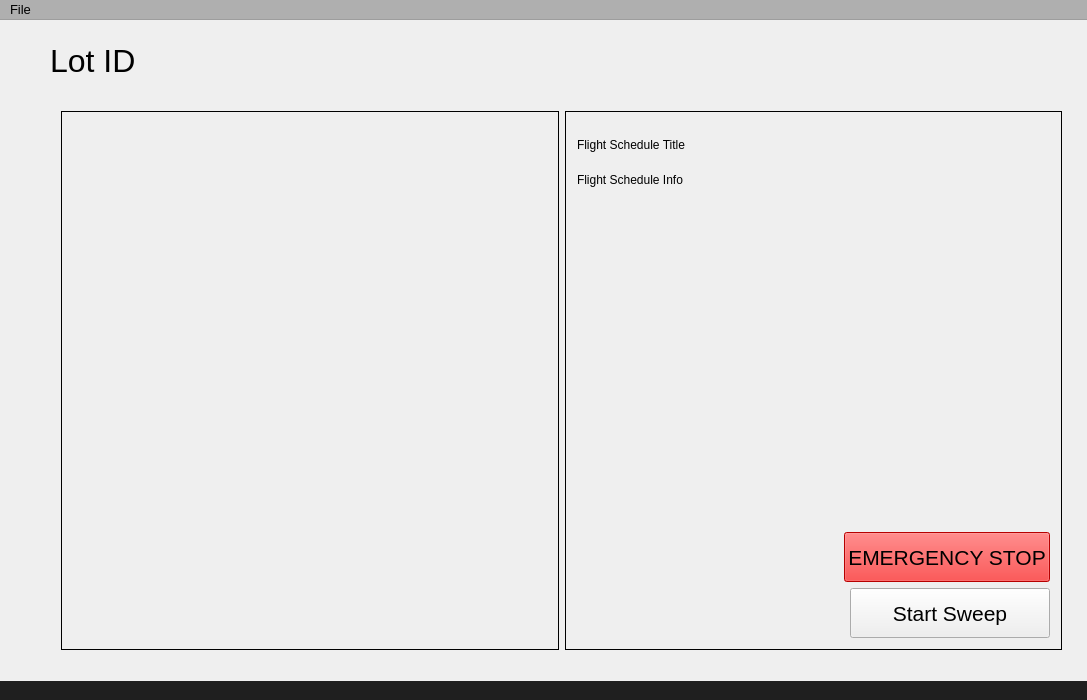
Old version of the form DronePark1/DronePark1/dronepark1.ui in the repository Nomen-Naught/DronePark1.
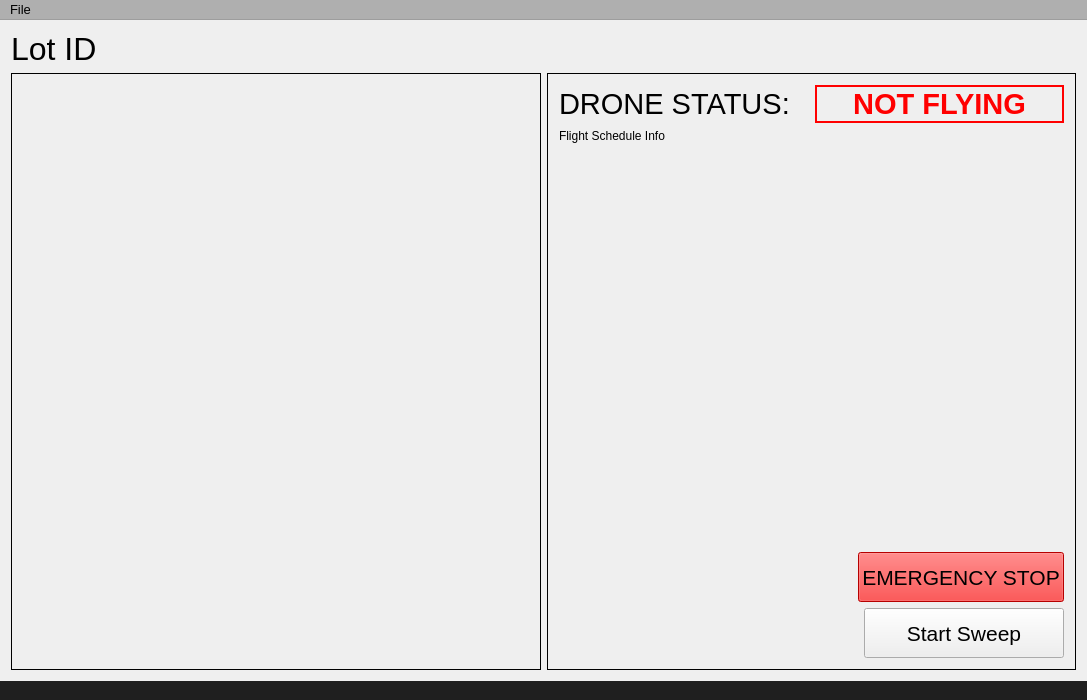
New version of the form. Icons and pictures are not drawn. Custom widgets are drawn as their Qt base class.

Patch:
```diff
--- a/DronePark1/DronePark1/dronepark1.ui
+++ b/DronePark1/DronePark1/dronepark1.ui
@@ -14,16 +14,34 @@
    <string>DronePark</string>
   </property>
   <widget class="QWidget" name="centralWidget">
-   <widget class="QWidget" name="layoutWidget">
-    <property name="geometry">
-     <rect>
-      <x>50</x>
-      <y>80</y>
-      <width>1023</width>
-      <height>561</height>
-     </rect>
-    </property>
+   <property name="enabled">
+    <bool>true</bool>
+   </property>
+   <layout class="QVBoxLayout" name="verticalLayout_3">
+    <item>
+     <widget class="QLabel" name="lotInfo">
+      <property name="font">
+       <font>
+        <family>MS Shell Dlg 2</family>
+        <pointsize>24</pointsize>
+       </font>
+      </property>
+      <property name="text">
+       <string>Lot ID</string>
+      </property>
+      <property name="scaledContents">
+       <bool>false</bool>
+      </property>
+      <property name="wordWrap">
+       <bool>false</bool>
+      </property>
+     </widget>
+    </item>
+    <item>
     <layout class="QHBoxLayout" name="operationsLayout" stretch="0,0">
+      <property name="sizeConstraint">
+       <enum>QLayout::SetNoConstraint</enum>
+      </property>
      <item>
       <widget class="QFrame" name="lotFrame">
        <property name="frameShape">
@@ -50,13 +68,472 @@
        </property>
        <layout class="QVBoxLayout" name="verticalLayout_2">
         <item>
-         <layout class="QVBoxLayout" name="statusLayout" stretch="1,8,0">
+          <layout class="QVBoxLayout" name="statusLayout" stretch="0,8,0">
           <item>
-           <widget class="QLabel" name="flightScheduleTitle">
+            <layout class="QHBoxLayout" name="horizontalLayout">
+             <item>
+              <widget class="QLabel" name="flightStatusIdent">
+               <property name="font">
+                <font>
+                 <pointsize>22</pointsize>
+                </font>
+               </property>
             <property name="text">
-             <string>Flight Schedule Title</string>
-            </property>
-           </widget>
+                <string>DRONE STATUS:</string>
+               </property>
+              </widget>
+             </item>
+             <item>
+              <widget class="StatusLabel" name="flightStatus">
+               <property name="palette">
+                <palette>
+                 <active>
+                  <colorrole role="WindowText">
+                   <brush brushstyle="SolidPattern">
+                    <color alpha="255">
+                     <red>255</red>
+                     <green>0</green>
+                     <blue>0</blue>
+                    </color>
+                   </brush>
+                  </colorrole>
+                  <colorrole role="Button">
+                   <brush brushstyle="SolidPattern">
+                    <color alpha="255">
+                     <red>255</red>
+                     <green>0</green>
+                     <blue>0</blue>
+                    </color>
+                   </brush>
+                  </colorrole>
+                  <colorrole role="Light">
+                   <brush brushstyle="SolidPattern">
+                    <color alpha="255">
+                     <red>255</red>
+                     <green>127</green>
+                     <blue>127</blue>
+                    </color>
+                   </brush>
+                  </colorrole>
+                  <colorrole role="Midlight">
+                   <brush brushstyle="SolidPattern">
+                    <color alpha="255">
+                     <red>255</red>
+                     <green>63</green>
+                     <blue>63</blue>
+                    </color>
+                   </brush>
+                  </colorrole>
+                  <colorrole role="Dark">
+                   <brush brushstyle="SolidPattern">
+                    <color alpha="255">
+                     <red>127</red>
+                     <green>0</green>
+                     <blue>0</blue>
+                    </color>
+                   </brush>
+                  </colorrole>
+                  <colorrole role="Mid">
+                   <brush brushstyle="SolidPattern">
+                    <color alpha="255">
+                     <red>170</red>
+                     <green>0</green>
+                     <blue>0</blue>
+                    </color>
+                   </brush>
+                  </colorrole>
+                  <colorrole role="Text">
+                   <brush brushstyle="SolidPattern">
+                    <color alpha="255">
+                     <red>255</red>
+                     <green>0</green>
+                     <blue>0</blue>
+                    </color>
+                   </brush>
+                  </colorrole>
+                  <colorrole role="BrightText">
+                   <brush brushstyle="SolidPattern">
+                    <color alpha="255">
+                     <red>255</red>
+                     <green>255</green>
+                     <blue>255</blue>
+                    </color>
+                   </brush>
+                  </colorrole>
+                  <colorrole role="ButtonText">
+                   <brush brushstyle="SolidPattern">
+                    <color alpha="255">
+                     <red>0</red>
+                     <green>0</green>
+                     <blue>0</blue>
+                    </color>
+                   </brush>
+                  </colorrole>
+                  <colorrole role="Base">
+                   <brush brushstyle="SolidPattern">
+                    <color alpha="255">
+                     <red>255</red>
+                     <green>255</green>
+                     <blue>255</blue>
+                    </color>
+                   </brush>
+                  </colorrole>
+                  <colorrole role="Window">
+                   <brush brushstyle="SolidPattern">
+                    <color alpha="255">
+                     <red>255</red>
+                     <green>0</green>
+                     <blue>0</blue>
+                    </color>
+                   </brush>
+                  </colorrole>
+                  <colorrole role="Shadow">
+                   <brush brushstyle="SolidPattern">
+                    <color alpha="255">
+                     <red>0</red>
+                     <green>0</green>
+                     <blue>0</blue>
+                    </color>
+                   </brush>
+                  </colorrole>
+                  <colorrole role="AlternateBase">
+                   <brush brushstyle="SolidPattern">
+                    <color alpha="255">
+                     <red>255</red>
+                     <green>127</green>
+                     <blue>127</blue>
+                    </color>
+                   </brush>
+                  </colorrole>
+                  <colorrole role="ToolTipBase">
+                   <brush brushstyle="SolidPattern">
+                    <color alpha="255">
+                     <red>255</red>
+                     <green>255</green>
+                     <blue>220</blue>
+                    </color>
+                   </brush>
+                  </colorrole>
+                  <colorrole role="ToolTipText">
+                   <brush brushstyle="SolidPattern">
+                    <color alpha="255">
+                     <red>0</red>
+                     <green>0</green>
+                     <blue>0</blue>
+                    </color>
+                   </brush>
+                  </colorrole>
+                 </active>
+                 <inactive>
+                  <colorrole role="WindowText">
+                   <brush brushstyle="SolidPattern">
+                    <color alpha="255">
+                     <red>255</red>
+                     <green>0</green>
+                     <blue>0</blue>
+                    </color>
+                   </brush>
+                  </colorrole>
+                  <colorrole role="Button">
+                   <brush brushstyle="SolidPattern">
+                    <color alpha="255">
+                     <red>255</red>
+                     <green>0</green>
+                     <blue>0</blue>
+                    </color>
+                   </brush>
+                  </colorrole>
+                  <colorrole role="Light">
+                   <brush brushstyle="SolidPattern">
+                    <color alpha="255">
+                     <red>255</red>
+                     <green>127</green>
+                     <blue>127</blue>
+                    </color>
+                   </brush>
+                  </colorrole>
+                  <colorrole role="Midlight">
+                   <brush brushstyle="SolidPattern">
+                    <color alpha="255">
+                     <red>255</red>
+                     <green>63</green>
+                     <blue>63</blue>
+                    </color>
+                   </brush>
+                  </colorrole>
+                  <colorrole role="Dark">
+                   <brush brushstyle="SolidPattern">
+                    <color alpha="255">
+                     <red>127</red>
+                     <green>0</green>
+                     <blue>0</blue>
+                    </color>
+                   </brush>
+                  </colorrole>
+                  <colorrole role="Mid">
+                   <brush brushstyle="SolidPattern">
+                    <color alpha="255">
+                     <red>170</red>
+                     <green>0</green>
+                     <blue>0</blue>
+                    </color>
+                   </brush>
+                  </colorrole>
+                  <colorrole role="Text">
+                   <brush brushstyle="SolidPattern">
+                    <color alpha="255">
+                     <red>255</red>
+                     <green>0</green>
+                     <blue>0</blue>
+                    </color>
+                   </brush>
+                  </colorrole>
+                  <colorrole role="BrightText">
+                   <brush brushstyle="SolidPattern">
+                    <color alpha="255">
+                     <red>255</red>
+                     <green>255</green>
+                     <blue>255</blue>
+                    </color>
+                   </brush>
+                  </colorrole>
+                  <colorrole role="ButtonText">
+                   <brush brushstyle="SolidPattern">
+                    <color alpha="255">
+                     <red>0</red>
+                     <green>0</green>
+                     <blue>0</blue>
+                    </color>
+                   </brush>
+                  </colorrole>
+                  <colorrole role="Base">
+                   <brush brushstyle="SolidPattern">
+                    <color alpha="255">
+                     <red>255</red>
+                     <green>255</green>
+                     <blue>255</blue>
+                    </color>
+                   </brush>
+                  </colorrole>
+                  <colorrole role="Window">
+                   <brush brushstyle="SolidPattern">
+                    <color alpha="255">
+                     <red>255</red>
+                     <green>0</green>
+                     <blue>0</blue>
+                    </color>
+                   </brush>
+                  </colorrole>
+                  <colorrole role="Shadow">
+                   <brush brushstyle="SolidPattern">
+                    <color alpha="255">
+                     <red>0</red>
+                     <green>0</green>
+                     <blue>0</blue>
+                    </color>
+                   </brush>
+                  </colorrole>
+                  <colorrole role="AlternateBase">
+                   <brush brushstyle="SolidPattern">
+                    <color alpha="255">
+                     <red>255</red>
+                     <green>127</green>
+                     <blue>127</blue>
+                    </color>
+                   </brush>
+                  </colorrole>
+                  <colorrole role="ToolTipBase">
+                   <brush brushstyle="SolidPattern">
+                    <color alpha="255">
+                     <red>255</red>
+                     <green>255</green>
+                     <blue>220</blue>
+                    </color>
+                   </brush>
+                  </colorrole>
+                  <colorrole role="ToolTipText">
+                   <brush brushstyle="SolidPattern">
+                    <color alpha="255">
+                     <red>0</red>
+                     <green>0</green>
+                     <blue>0</blue>
+                    </color>
+                   </brush>
+                  </colorrole>
+                 </inactive>
+                 <disabled>
+                  <colorrole role="WindowText">
+                   <brush brushstyle="SolidPattern">
+                    <color alpha="255">
+                     <red>127</red>
+                     <green>0</green>
+                     <blue>0</blue>
+                    </color>
+                   </brush>
+                  </colorrole>
+                  <colorrole role="Button">
+                   <brush brushstyle="SolidPattern">
+                    <color alpha="255">
+                     <red>255</red>
+                     <green>0</green>
+                     <blue>0</blue>
+                    </color>
+                   </brush>
+                  </colorrole>
+                  <colorrole role="Light">
+                   <brush brushstyle="SolidPattern">
+                    <color alpha="255">
+                     <red>255</red>
+                     <green>127</green>
+                     <blue>127</blue>
+                    </color>
+                   </brush>
+                  </colorrole>
+                  <colorrole role="Midlight">
+                   <brush brushstyle="SolidPattern">
+                    <color alpha="255">
+                     <red>255</red>
+                     <green>63</green>
+                     <blue>63</blue>
+                    </color>
+                   </brush>
+                  </colorrole>
+                  <colorrole role="Dark">
+                   <brush brushstyle="SolidPattern">
+                    <color alpha="255">
+                     <red>127</red>
+                     <green>0</green>
+                     <blue>0</blue>
+                    </color>
+                   </brush>
+                  </colorrole>
+                  <colorrole role="Mid">
+                   <brush brushstyle="SolidPattern">
+                    <color alpha="255">
+                     <red>170</red>
+                     <green>0</green>
+                     <blue>0</blue>
+                    </color>
+                   </brush>
+                  </colorrole>
+                  <colorrole role="Text">
+                   <brush brushstyle="SolidPattern">
+                    <color alpha="255">
+                     <red>127</red>
+                     <green>0</green>
+                     <blue>0</blue>
+                    </color>
+                   </brush>
+                  </colorrole>
+                  <colorrole role="BrightText">
+                   <brush brushstyle="SolidPattern">
+                    <color alpha="255">
+                     <red>255</red>
+                     <green>255</green>
+                     <blue>255</blue>
+                    </color>
+                   </brush>
+                  </colorrole>
+                  <colorrole role="ButtonText">
+                   <brush brushstyle="SolidPattern">
+                    <color alpha="255">
+                     <red>127</red>
+                     <green>0</green>
+                     <blue>0</blue>
+                    </color>
+                   </brush>
+                  </colorrole>
+                  <colorrole role="Base">
+                   <brush brushstyle="SolidPattern">
+                    <color alpha="255">
+                     <red>255</red>
+                     <green>0</green>
+                     <blue>0</blue>
+                    </color>
+                   </brush>
+                  </colorrole>
+                  <colorrole role="Window">
+                   <brush brushstyle="SolidPattern">
+                    <color alpha="255">
+                     <red>255</red>
+                     <green>0</green>
+                     <blue>0</blue>
+                    </color>
+                   </brush>
+                  </colorrole>
+                  <colorrole role="Shadow">
+                   <brush brushstyle="SolidPattern">
+                    <color alpha="255">
+                     <red>0</red>
+                     <green>0</green>
+                     <blue>0</blue>
+                    </color>
+                   </brush>
+                  </colorrole>
+                  <colorrole role="AlternateBase">
+                   <brush brushstyle="SolidPattern">
+                    <color alpha="255">
+                     <red>255</red>
+                     <green>0</green>
+                     <blue>0</blue>
+                    </color>
+                   </brush>
+                  </colorrole>
+                  <colorrole role="ToolTipBase">
+                   <brush brushstyle="SolidPattern">
+                    <color alpha="255">
+                     <red>255</red>
+                     <green>255</green>
+                     <blue>220</blue>
+                    </color>
+                   </brush>
+                  </colorrole>
+                  <colorrole role="ToolTipText">
+                   <brush brushstyle="SolidPattern">
+                    <color alpha="255">
+                     <red>0</red>
+                     <green>0</green>
+                     <blue>0</blue>
+                    </color>
+                   </brush>
+                  </colorrole>
+                 </disabled>
+                </palette>
+               </property>
+               <property name="font">
+                <font>
+                 <pointsize>22</pointsize>
+                 <weight>75</weight>
+                 <bold>true</bold>
+                </font>
+               </property>
+               <property name="contextMenuPolicy">
+                <enum>Qt::PreventContextMenu</enum>
+               </property>
+               <property name="frameShape">
+                <enum>QFrame::Box</enum>
+               </property>
+               <property name="lineWidth">
+                <number>2</number>
+               </property>
+               <property name="text">
+                <string>NOT FLYING</string>
+               </property>
+               <property name="textFormat">
+                <enum>Qt::AutoText</enum>
+               </property>
+               <property name="scaledContents">
+                <bool>false</bool>
+               </property>
+               <property name="alignment">
+                <set>Qt::AlignCenter</set>
+               </property>
+               <property name="margin">
+                <number>0</number>
+               </property>
+              </widget>
+             </item>
+            </layout>
           </item>
           <item>
            <widget class="QLabel" name="flightScheduleInfo">
@@ -544,32 +1021,8 @@
       </widget>
      </item>
     </layout>
-   </widget>
-   <widget class="QLabel" name="lotInfo">
-    <property name="geometry">
-     <rect>
-      <x>50</x>
-      <y>10</y>
-      <width>601</width>
-      <height>61</height>
-     </rect>
-    </property>
-    <property name="font">
-     <font>
-      <family>MS Shell Dlg 2</family>
-      <pointsize>24</pointsize>
-     </font>
-    </property>
-    <property name="text">
-     <string>Lot ID</string>
-    </property>
-    <property name="scaledContents">
-     <bool>false</bool>
-    </property>
-    <property name="wordWrap">
-     <bool>false</bool>
-    </property>
-   </widget>
+    </item>
+   </layout>
   </widget>
   <widget class="QStatusBar" name="statusBar">
    <property name="palette">
@@ -1465,6 +1918,11 @@
    <extends>QPushButton</extends>
    <header>StartSweepButton.h</header>
   </customwidget>
+  <customwidget>
+   <class>StatusLabel</class>
+   <extends>QLabel</extends>
+   <header>StatusLabel.h</header>
+  </customwidget>
  </customwidgets>
  <resources>
   <include location="dronepark1.qrc"/>
```
Lines whose indentation alone changed are shown as unchanged.
